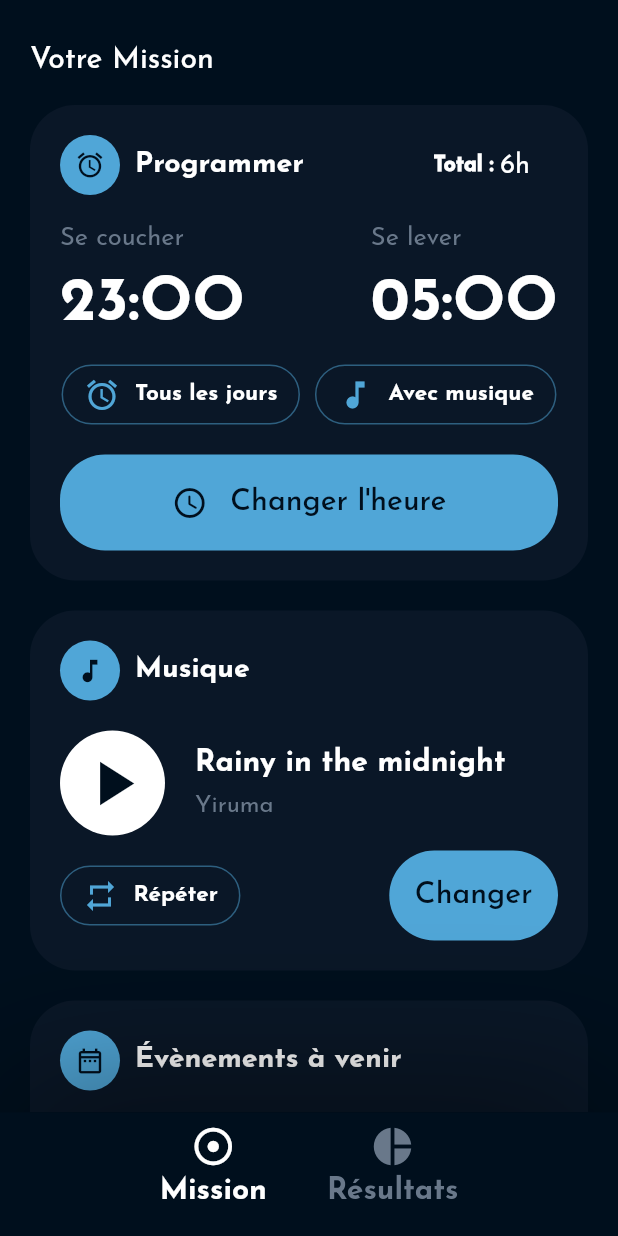
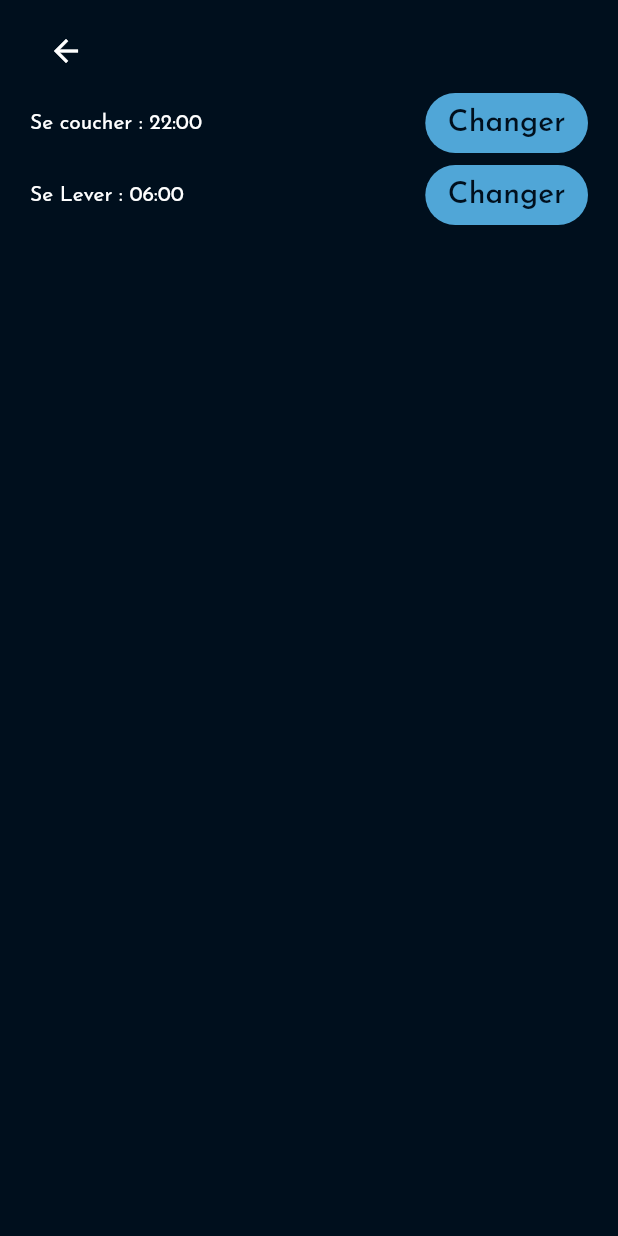
Before and after one commit to csof3cen/sleepy, a Flutter app: the screen it shows after launch, after a tap on "Changer l'heure", on a phone screen of 412 x 824 dp. Run offline on Flutter 3.47's test engine with Material 2 defaults, Android fonts, the phone set to English and light mode, and no system bars; our stand-ins replace google_fonts, sprintf.

Commit message:
Improving UI

```diff
--- a/lib/config.dart
+++ b/lib/config.dart
@@ -2,15 +2,18 @@ import 'package:flutter/material.dart';
 import 'package:google_fonts/google_fonts.dart';
 import 'package:sleepy/presentation/homescreen/homescreen.dart';
 import 'package:sleepy/presentation/selectsleepmusicscreen/selectsleepmusic.dart';
+import 'package:sleepy/presentation/selecttimescreen/selecttimescreen.dart';
 import 'consts.dart';
 
 // Named Routes
 const homeScreenRoute = '/';
 const selectSleepMusicRoute = '/selectsleepmusic';
+const selectTimeRoute = '/selecttime';
 
 Map<String, Widget Function(BuildContext)> appRoutes = {
   homeScreenRoute: (context) => const HomeScreen(),
   selectSleepMusicRoute: (context) => const SelectSleepMusicScreen(),
+  selectTimeRoute: (context) => const SelectTimeScreen(),
 };
 
 ThemeData appTheme(BuildContext context) {
@@ -29,7 +32,7 @@ ThemeData appTheme(BuildContext context) {
           .textTheme
           .headline6
           ?.copyWith(fontFamily: GoogleFonts.josefinSans().fontFamily),
-      padding: const EdgeInsets.symmetric(vertical: 20, horizontal: 17),
+      padding: const EdgeInsets.symmetric(vertical: 10, horizontal: 15),
       shape: RoundedRectangleBorder(borderRadius: BorderRadius.circular(30)),
     )),
   );
--- a/lib/presentation/homescreen/components/musiccard.dart
+++ b/lib/presentation/homescreen/components/musiccard.dart
@@ -21,33 +21,35 @@ class MusicCard extends StatelessWidget {
             Container(
               margin: EdgeInsets.only(top: kPadding),
               child: Row(
+                crossAxisAlignment: CrossAxisAlignment.center,
+                mainAxisAlignment: MainAxisAlignment.center,
                 children: [
-                  GestureDetector(
-                    onTap: () {},
+                  Expanded(
+                    flex: 1,
                     child: Container(
+                      height: MediaQuery.of(context).size.width * 0.13,
                       padding: const EdgeInsets.all(10),
                       decoration: BoxDecoration(
                         color: Colors.white,
-                        borderRadius: BorderRadius.circular(50),
+                        borderRadius: BorderRadius.circular(999),
                       ),
                       child: Icon(
                         Icons.play_arrow,
-                        size: 50,
+                        //size: 50,
                         color: kBgColor,
                       ),
                     ),
                   ),
-                  Padding(
+                  Expanded(
+                    flex: 5,
+                    child: Padding(
                       padding: EdgeInsets.only(left: kPadding),
                       child: Column(
                         crossAxisAlignment: CrossAxisAlignment.start,
                         children: [
                           Text(
                             "Rainy in the midnight",
-                          style: Theme.of(context)
-                              .textTheme
-                              .headline6
-                              ?.copyWith(fontWeight: FontWeight.bold),
+                            style: Theme.of(context).textTheme.headline6?.copyWith(fontWeight: FontWeight.bold),
                             overflow: TextOverflow.ellipsis,
                             maxLines: 1,
                           ),
@@ -64,6 +66,7 @@ class MusicCard extends StatelessWidget {
                         ],
                       ),
                     ),
+                  ),
                 ],
               ),
             ),
@@ -74,8 +77,7 @@ class MusicCard extends StatelessWidget {
                 children: [
                   const TagIconWithText(title: "Répéter", icon: Icons.repeat),
                   TextButton(
-                      onPressed: () => Navigator.of(context)
-                          .pushNamed(selectSleepMusicRoute),
+                      onPressed: () => Navigator.of(context).pushNamed(selectSleepMusicRoute),
                       child: const Text("Changer"))
                 ],
               ),
--- a/lib/presentation/homescreen/components/scheduleinfoscard.dart
+++ b/lib/presentation/homescreen/components/scheduleinfoscard.dart
@@ -1,12 +1,18 @@
+import 'package:sleepy/config.dart';
 import 'package:sleepy/consts.dart';
 import 'package:flutter/material.dart';
 import 'package:sleepy/shared/components/card.dart';
 import 'package:sleepy/shared/components/iconandtitle.dart';
 import 'package:sleepy/shared/components/tagiconwithtext.dart';
 
-class ScheduleInfosCard extends StatelessWidget {
+class ScheduleInfosCard extends StatefulWidget {
   const ScheduleInfosCard({Key? key}) : super(key: key);
 
+  @override
+  State<ScheduleInfosCard> createState() => _ScheduleInfosCardState();
+}
+
+class _ScheduleInfosCardState extends State<ScheduleInfosCard> {
   @override
   Widget build(BuildContext context) {
     return CustomCard(
@@ -16,12 +22,12 @@ class ScheduleInfosCard extends StatelessWidget {
             mainAxisAlignment: MainAxisAlignment.spaceBetween,
             children: [
               const Expanded(
-                flex: 2,
+                flex: 10,
                 child: IconAndTitle(title: "Programmer", icon: Icons.alarm),
               ),
               const Spacer(),
               Expanded(
-                flex: 1,
+                flex: 4,
                 child: Row(
                   children: const [
                     Text(
@@ -54,11 +60,14 @@ class ScheduleInfosCard extends StatelessWidget {
                       style: TextStyle(color: kGray, fontSize: 17),
                     ),
                     const SizedBox(height: 15),
-                    Text(
-                      "23:OO",
+                    Hero(
+                      tag: "sleeptime",
+                      child: Text(
+                        "22:OO",
                         style: TextStyle(
                           fontSize: MediaQuery.of(context).size.width * 0.1,
                           fontWeight: FontWeight.bold,
+                        ),
                       ),
                     )
                   ],
@@ -71,11 +80,14 @@ class ScheduleInfosCard extends StatelessWidget {
                       style: TextStyle(color: kGray, fontSize: 17),
                     ),
                     const SizedBox(height: 15),
-                    Text(
+                    Hero(
+                      tag: "uptime",
+                      child: Text(
                         "05:OO",
                         style: TextStyle(
                           fontSize: MediaQuery.of(context).size.width * 0.1,
                           fontWeight: FontWeight.bold,
+                        ),
                       ),
                     )
                   ],
@@ -91,8 +103,7 @@ class ScheduleInfosCard extends StatelessWidget {
                 children: const [
                   TagIconWithText(title: "Tous les jours", icon: Icons.alarm),
                   SizedBox(width: 10),
-                  TagIconWithText(
-                      title: "Avec musique", icon: Icons.music_note),
+                  TagIconWithText(title: "Avec musique", icon: Icons.music_note),
                 ],
               ),
             ),
@@ -100,7 +111,9 @@ class ScheduleInfosCard extends StatelessWidget {
           Padding(
             padding: EdgeInsets.only(top: kPadding),
             child: TextButton(
-              onPressed: () {},
+              onPressed: () {
+                Navigator.pushNamed(context, selectTimeRoute);
+              },
               child: Row(
                 mainAxisAlignment: MainAxisAlignment.center,
                 children: const [
--- /dev/null
+++ b/lib/presentation/selecttimescreen/selecttimescreen.dart
@@ -0,0 +1,109 @@
+import 'package:flutter/material.dart';
+import 'package:sleepy/shared/components/scaffoldconfig.dart';
+import 'package:sprintf/sprintf.dart';
+
+class SelectTimeScreen extends StatefulWidget {
+  const SelectTimeScreen({Key? key}) : super(key: key);
+
+  @override
+  State<SelectTimeScreen> createState() => _SelectTimeScreenState();
+}
+
+class _SelectTimeScreenState extends State<SelectTimeScreen> {
+  TimeOfDay selectedSleepTime = const TimeOfDay(hour: 22, minute: 00);
+  TimeOfDay selectedGetupTime = const TimeOfDay(hour: 06, minute: 00);
+
+  selectSleepTime(BuildContext context) async {
+    final TimeOfDay? timeOfDay = await showTimePicker(
+      context: context,
+      initialTime: selectedSleepTime,
+      initialEntryMode: TimePickerEntryMode.dial,
+    );
+    if (timeOfDay != null && timeOfDay != selectedSleepTime) {
+      setState(() {
+        selectedSleepTime = timeOfDay;
+      });
+    }
+  }
+
+  selectGetupTime(BuildContext context) async {
+    final TimeOfDay? timeOfDay = await showTimePicker(
+      context: context,
+      initialTime: selectedGetupTime,
+      initialEntryMode: TimePickerEntryMode.dial,
+    );
+    if (timeOfDay != null && timeOfDay != selectedGetupTime) {
+      setState(() {
+        selectedGetupTime = timeOfDay;
+      });
+    }
+  }
+
+  @override
+  Widget build(BuildContext context) {
+    return ScaffoldConfig(
+      children: [
+        Row(
+          children: [
+            IconButton(
+              onPressed: () {
+                Navigator.pop(context);
+              },
+              icon: const Icon(Icons.arrow_back),
+            )
+          ],
+        ),
+        Row(
+          mainAxisAlignment: MainAxisAlignment.spaceBetween,
+          children: [
+            Row(
+              children: [
+                const Text('Se coucher : '),
+                Hero(
+                  tag: "sleeptime",
+                  child: Text(
+                    sprintf(
+                      "%02i:%02i",
+                      [selectedSleepTime.hour, selectedSleepTime.minute],
+                    ),
+                  ),
+                ),
+              ],
+            ),
+            TextButton(
+              onPressed: () {
+                selectSleepTime(context);
+              },
+              child: const Text("Changer"),
+            ),
+          ],
+        ),
+        Row(
+          mainAxisAlignment: MainAxisAlignment.spaceBetween,
+          children: [
+            Row(
+              children: [
+                const Text('Se Lever : '),
+                Hero(
+                  tag: "uptime",
+                  child: Text(
+                    sprintf(
+                      "%02i:%02i",
+                      [selectedGetupTime.hour, selectedGetupTime.minute],
+                    ),
+                  ),
+                ),
+              ],
+            ),
+            TextButton(
+              onPressed: () {
+                selectGetupTime(context);
+              },
+              child: const Text("Changer"),
+            ),
+          ],
+        )
+      ],
+    );
+  }
+}
--- a/lib/shared/components/bottomnavigationbar.dart
+++ b/lib/shared/components/bottomnavigationbar.dart
@@ -19,7 +19,7 @@ class CustomBottomNavigationBar extends StatelessWidget {
           ),
         ],
       ),
-      height: MediaQuery.of(context).size.height * 0.1,
+      height: MediaQuery.of(context).size.height * 0.13,
       child: Padding(
         padding: const EdgeInsets.only(top: 8.0),
         child: Row(
--- a/pubspec.yaml
+++ b/pubspec.yaml
@@ -36,6 +36,7 @@ dependencies:
   cupertino_icons: ^1.0.2
   google_fonts: ^3.0.1
   flutter_svg: ^1.1.0
+  sprintf: ^6.0.0
 
 dev_dependencies:
   flutter_test:
```
Also changed, not shown: lib/presentation/selectsleepmusicscreen/selectsleepmusic.dart (+12 -5 lines), pubspec.lock. Lines whose indentation alone changed are shown as unchanged.
